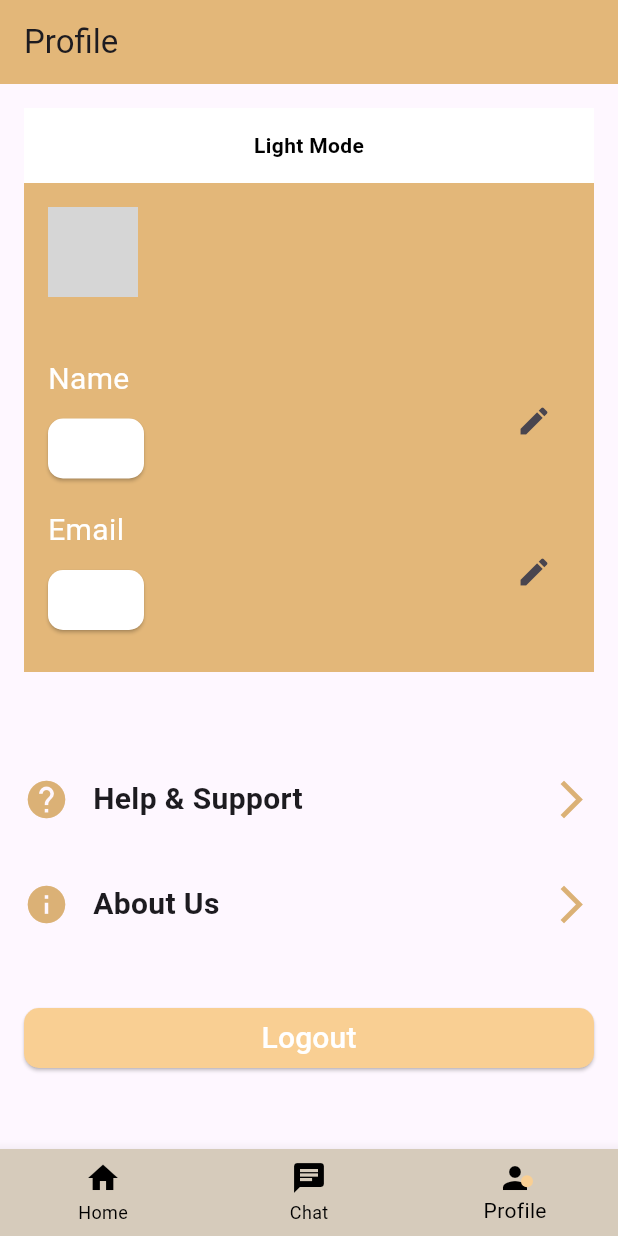
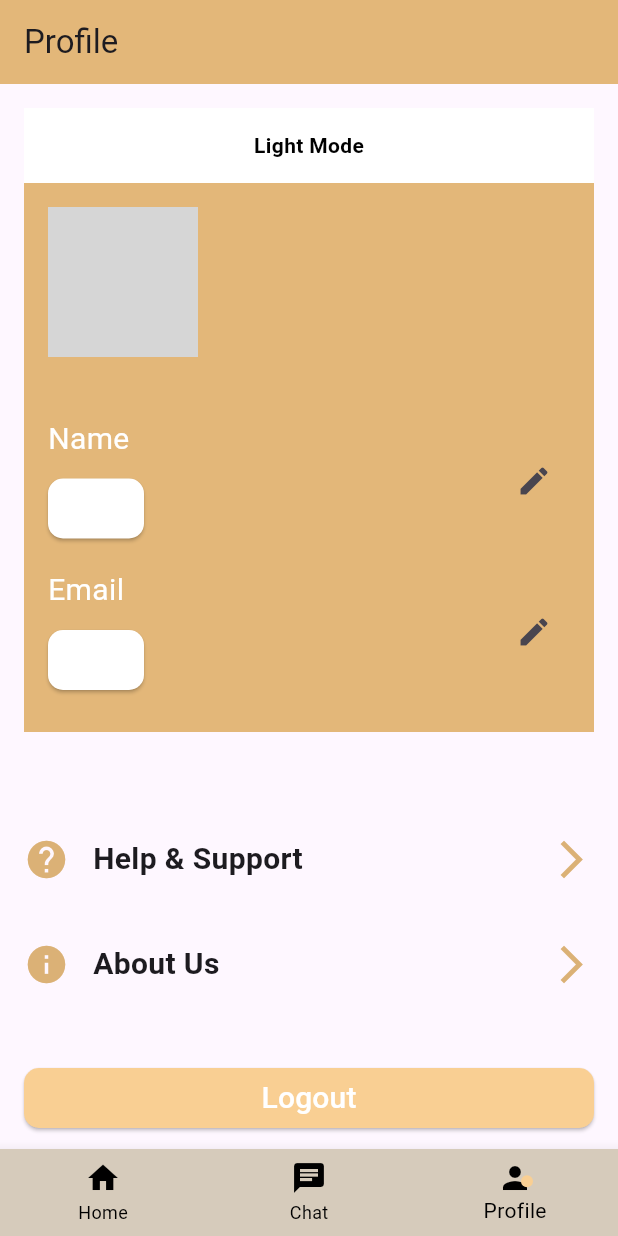
Before and after one commit to ahmedemad2222/Aqary, a Flutter app: the ProfilePage screen opened directly, on a phone screen of 412 x 824 dp. Run offline on Flutter 3.47's test engine with Material 3 defaults, Android fonts, the phone set to English and light mode, and no system bars; our stand-ins replace cloud_firestore, firebase_auth, firebase_core, firebase_storage, google_maps_flutter, image_picker and 1 more; accounts and stored records are empty; generated files the repository leaves out were written again; network calls fail; grey boxes are pictures that could not be loaded.

Commit message:
fixes for the revert

```diff
--- a/lib/ImagePicker.dart
+++ b/lib/ImagePicker.dart
@@ -1,12 +1,10 @@
 import 'dart:io';
-import 'package:flutter/foundation.dart';
 import 'package:flutter/material.dart';
 import 'package:image_picker/image_picker.dart';
-import 'package:firebase_core/firebase_core.dart';
 import 'package:cloud_firestore/cloud_firestore.dart';
 
 class ImagePickerScreen extends StatefulWidget {
-  const ImagePickerScreen({super.key});
+  const ImagePickerScreen({Key? key}) : super(key: key);
 
   @override
   _ImagePickerScreenState createState() => _ImagePickerScreenState();
@@ -17,19 +15,19 @@ class _ImagePickerScreenState extends State<ImagePickerScreen> {
   final CollectionReference _apartmentsCollection =
       FirebaseFirestore.instance.collection('Buildings');
 
-  Future<void> _pickImages() async {
+  Future<void> _pickImages({int? maxImages}) async {
     List<XFile> resultList = [];
     try {
-      for (int i = 0; i < 3; i++) {
-        XFile? pickedFile = await ImagePicker().pickImage(
+      XFile? pickedFile;
+      do {
+        pickedFile = await ImagePicker().pickImage(
           source: ImageSource.gallery,
         );
 
         if (pickedFile != null) {
           resultList.add(pickedFile);
         }
-      }
-
+      } while (pickedFile != null && (maxImages == null || resultList.length < maxImages));
     } catch (e) {
       print('Error picking images: $e');
     }
@@ -40,18 +38,15 @@ class _ImagePickerScreenState extends State<ImagePickerScreen> {
       _images = resultList;
     });
 
-    // Upload images to a specific apartment in Firestore
-    // for (XFile image in _images) {
-    //   await _uploadImageToFirestore(image, 'Buildings');
-    // }
     Navigator.pop(context, _images);
   }
 
-  Future<void> _uploadImageToFirestore(XFile image, String images,String Category) async {
+  Future<void> _uploadImageToFirestore(XFile image, String images, String Category) async {
     try {
       File file = File(image.path);
       String fileName = DateTime.now().millisecondsSinceEpoch.toString();
       String filePath = 'Buildings/$images/images/$fileName.jpg';
+
       // Upload file to Firestore
       await FirebaseFirestore.instance.runTransaction((transaction) async {
         await _apartmentsCollection.doc(images).collection('images').add({
@@ -86,7 +81,7 @@ class _ImagePickerScreenState extends State<ImagePickerScreen> {
         },
       ),
       floatingActionButton: FloatingActionButton(
-        onPressed: _pickImages,
+        onPressed: () => _pickImages(maxImages: null),
         tooltip: 'Pick Images',
         child: const Icon(Icons.photo_library),
       ),
--- a/lib/profile.dart
+++ b/lib/profile.dart
@@ -7,14 +7,17 @@ import 'package:flutter_application_1/ThemeProvider.dart';
 import 'package:provider/provider.dart';
 
 class ProfilePage extends StatefulWidget {
+  const ProfilePage({super.key});
+
   @override
   _ProfilePageState createState() => _ProfilePageState();
 }
 
 class _ProfilePageState extends State<ProfilePage> {
   int currentIndex = 2;
-  late String email;
-  late String name;
+  late String email = '';
+  late String name = '';
+  late String profileImageUrl = '';
   late TextEditingController nameController;
   bool dataLoaded = false;
 
@@ -43,6 +46,10 @@ class _ProfilePageState extends State<ProfilePage> {
             setState(() {
               email = data['email'] ?? 'No Email';
               name = data['name'] ?? 'No Name';
+              List<String>? imageUrls = List<String>.from(data['imageUrls']);
+              profileImageUrl = (imageUrls != null && imageUrls.isNotEmpty)
+                  ? imageUrls[0]
+                  : 'USER_PROFILE_IMAGE';
               nameController.text = name;
               dataLoaded = true;
             });
@@ -51,6 +58,7 @@ class _ProfilePageState extends State<ProfilePage> {
             setState(() {
               email = 'No Email';
               name = 'No Name';
+              profileImageUrl = 'USER_PROFILE_IMAGE';
               dataLoaded = true;
             });
           }
@@ -59,6 +67,7 @@ class _ProfilePageState extends State<ProfilePage> {
           setState(() {
             email = 'No Email';
             name = 'No Name';
+            profileImageUrl = 'USER_PROFILE_IMAGE';
             dataLoaded = true;
           });
         }
@@ -106,17 +115,17 @@ class _ProfilePageState extends State<ProfilePage> {
       // Show a loading indicator while data is being fetched
       return Scaffold(
         appBar: AppBar(
-          title: Text('Profile'),
-          backgroundColor: Color.fromARGB(255, 227, 183, 121),
+          title: const Text('Profile'),
+          backgroundColor: const Color.fromARGB(255, 227, 183, 121),
         ),
-        body: Center(child: CircularProgressIndicator()),
+        body: const Center(child: CircularProgressIndicator()),
       );
     }
 
     return Scaffold(
       appBar: AppBar(
-        title: Text('Profile'),
-        backgroundColor: Color.fromARGB(255, 227, 183, 121),
+        title: const Text('Profile'),
+        backgroundColor: const Color.fromARGB(255, 227, 183, 121),
       ),
       body: buildProfilePage(isDarkMode),
       bottomNavigationBar: CustomBottomNavigationBar(
@@ -138,25 +147,25 @@ class _ProfilePageState extends State<ProfilePage> {
         children: [
           buildDarkLightToggle(isDarkMode),
           Container(
-            padding: EdgeInsets.all(16.0),
+            padding: const EdgeInsets.all(16.0),
             color: isDarkMode
                 ? Colors.black
-                : Color.fromARGB(255, 227, 183, 121),
+                : const Color.fromARGB(255, 227, 183, 121),
             child: Row(
               children: [
                 CircleAvatar(
-                  radius: 30,
-                  backgroundImage: AssetImage('assets/profile_picture.jpg'),
+                  radius: 50.0,
+                  backgroundImage: NetworkImage(profileImageUrl),
                 ),
                 SizedBox(width: 16.0),
               ],
             ),
           ),
           Container(
-            padding: EdgeInsets.all(16.0),
+            padding: const EdgeInsets.all(16.0),
             color: isDarkMode
                 ? Colors.black
-                : Color.fromARGB(255, 227, 183, 121),
+                : const Color.fromARGB(255, 227, 183, 121),
             child: Column(
               crossAxisAlignment: CrossAxisAlignment.start,
               children: [
@@ -177,22 +186,22 @@ class _ProfilePageState extends State<ProfilePage> {
               ],
             ),
           ),
-          SizedBox(height: 70.0),
+          const SizedBox(height: 70.0),
           buildHelpAndSupportRow(isDarkMode),
-          SizedBox(height: 40.0),
+          const SizedBox(height: 40.0),
           buildAboutUsRow(isDarkMode),
-          SizedBox(height: 50.0),
+          const SizedBox(height: 50.0),
           ElevatedButton(
             onPressed: () {
               _logout();
             },
             style: ElevatedButton.styleFrom(
-              backgroundColor: Color(0xFFF9CF93),
+              backgroundColor: const Color(0xFFF9CF93),
               shape: RoundedRectangleBorder(
                 borderRadius: BorderRadius.circular(10.0),
               ),
             ),
-            child: Text(
+            child: const Text(
               'Logout',
               style: TextStyle(fontSize: 20.0, color: Colors.white),
             ),
@@ -213,16 +222,17 @@ class _ProfilePageState extends State<ProfilePage> {
             crossAxisAlignment: CrossAxisAlignment.start,
             children: [
               Text(label,
-                  style: TextStyle(fontSize: labelFontSize, color: Colors.white)),
-              SizedBox(height: 8.0),
+                  style:
+                      TextStyle(fontSize: labelFontSize, color: Colors.white)),
+              const SizedBox(height: 8.0),
               ElevatedButton(
                 onPressed: () {
                   _showEditDialog(label, value);
                 },
                 style: ElevatedButton.styleFrom(
-                  primary: isDarkMode
+                  backgroundColor: isDarkMode
                       ? Colors.grey[800]
-                      : Color.fromARGB(255, 255, 255, 255),
+                      : const Color.fromARGB(255, 255, 255, 255),
                   shape: RoundedRectangleBorder(
                     borderRadius: BorderRadius.circular(10.0),
                   ),
@@ -237,7 +247,7 @@ class _ProfilePageState extends State<ProfilePage> {
             ],
           ),
           IconButton(
-            icon: Icon(Icons.edit),
+            icon: const Icon(Icons.edit),
             onPressed: () {
               _showEditDialog(label, value);
             },
@@ -258,9 +268,9 @@ class _ProfilePageState extends State<ProfilePage> {
                 size: 30.0,
                 color: isDarkMode
                     ? Colors.grey[800]
-                    : Color.fromARGB(255, 219, 177, 118)),
-            SizedBox(width: 16.0),
-            Text(
+                    : const Color.fromARGB(255, 219, 177, 118)),
+            const SizedBox(width: 16.0),
+            const Text(
               'Help & Support',
               style: TextStyle(fontSize: 20.0, fontWeight: FontWeight.bold),
             ),
@@ -270,7 +280,7 @@ class _ProfilePageState extends State<ProfilePage> {
             size: 30.0,
             color: isDarkMode
                 ? Colors.grey[800]
-                : Color.fromARGB(255, 219, 177, 118)),
+                : const Color.fromARGB(255, 219, 177, 118)),
       ],
     );
   }
@@ -286,9 +296,9 @@ class _ProfilePageState extends State<ProfilePage> {
                 size: 30.0,
                 color: isDarkMode
                     ? Colors.grey[800]
-                    : Color.fromARGB(255, 219, 177, 118)),
-            SizedBox(width: 16.0),
-            Text(
+                    : const Color.fromARGB(255, 219, 177, 118)),
+            const SizedBox(width: 16.0),
+            const Text(
               'About Us',
               style: TextStyle(fontSize: 20.0, fontWeight: FontWeight.bold),
             ),
@@ -298,7 +308,7 @@ class _ProfilePageState extends State<ProfilePage> {
             size: 30.0,
             color: isDarkMode
                 ? Colors.grey[800]
-                : Color.fromARGB(255, 219, 177, 118)),
+                : const Color.fromARGB(255, 219, 177, 118)),
       ],
     );
   }
@@ -320,13 +330,14 @@ class _ProfilePageState extends State<ProfilePage> {
               ),
             ),
           ),
-          contentPadding: EdgeInsets.symmetric(horizontal: 24.0, vertical: 20.0),
+          contentPadding:
+              const EdgeInsets.symmetric(horizontal: 24.0, vertical: 20.0),
           actions: [
             TextButton(
               onPressed: () {
                 Navigator.pop(context);
               },
-              child: Text('Cancel'),
+              child: const Text('Cancel'),
             ),
             TextButton(
               onPressed: () async {
@@ -338,7 +349,7 @@ class _ProfilePageState extends State<ProfilePage> {
 
                 Navigator.pop(context);
               },
-              child: Text('Save'),
+              child: const Text('Save'),
             ),
           ],
         );
@@ -369,7 +380,7 @@ class _ProfilePageState extends State<ProfilePage> {
   void _logout() {
     Navigator.pushAndRemoveUntil(
       context,
-      MaterialPageRoute(builder: (context) => MyHomePage(title: 'Login')),
+      MaterialPageRoute(builder: (context) => const MyHomePage(title: 'Login')),
       (route) => false,
     );
   }
```
